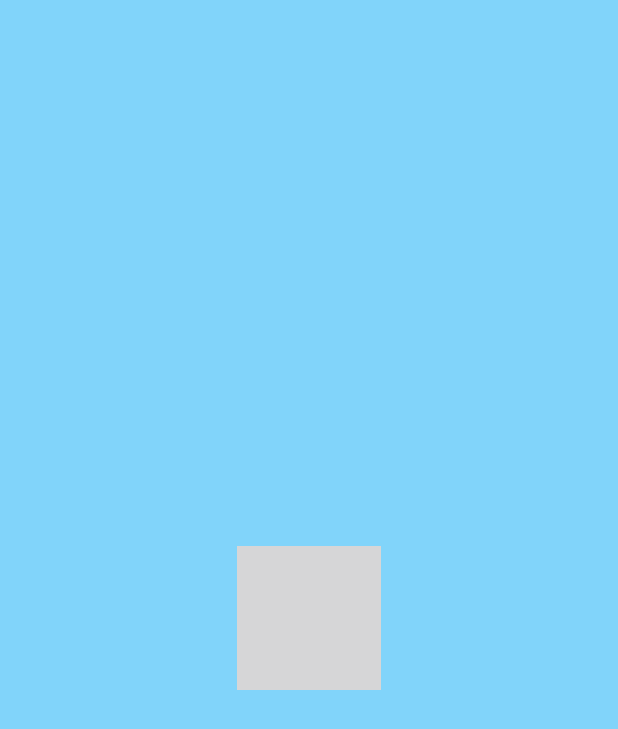
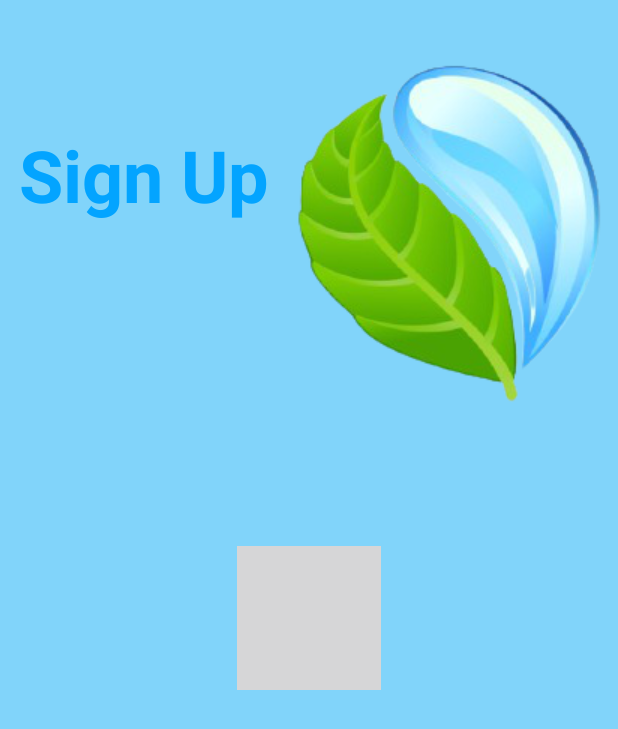
Before and after one commit to RahafJ/BeGoodProjectFinal, an Android app: the layout sign_up.xml on its own in the app's theme, with its tools: preview values and no code run, on a phone screen of 412 x 824 dp. Shown: the top 729 px of the screen. Run offline under Robolectric (Android 15) with nearby library versions, the phone set to English and light mode, and no system bars; Roboto replaces fonts that are not available here.

```diff
--- a/app/src/main/res/layout/sign_up.xml
+++ b/app/src/main/res/layout/sign_up.xml
@@ -1,6 +1,32 @@
 <?xml version="1.0" encoding="utf-8"?>
 <androidx.constraintlayout.widget.ConstraintLayout xmlns:android="http://schemas.android.com/apk/res/android"
+    xmlns:app="http://schemas.android.com/apk/res-auto"
+    android:id="@+id/tvSignUp"
     android:layout_width="match_parent"
     android:layout_height="match_parent">
 
+    <TextView
+        android:id="@+id/textView2"
+        android:layout_width="wrap_content"
+        android:layout_height="wrap_content"
+        android:layout_marginStart="4dp"
+        android:layout_marginLeft="4dp"
+        android:layout_marginTop="84dp"
+        android:autoText="false"
+        android:text="@string/SignUp"
+        android:textColor="#03A4FF"
+        android:textSize="48sp"
+        android:textStyle="bold"
+        app:layout_constraintEnd_toStartOf="@+id/imageView"
+        app:layout_constraintStart_toStartOf="parent"
+        app:layout_constraintTop_toTopOf="parent" />
+
+    <ImageView
+        android:id="@+id/imageView"
+        android:layout_width="wrap_content"
+        android:layout_height="wrap_content"
+        android:layout_marginTop="32dp"
+        app:layout_constraintEnd_toEndOf="parent"
+        app:layout_constraintTop_toTopOf="parent"
+        app:srcCompat="@drawable/dropwater_finalone" />
 </androidx.constraintlayout.widget.ConstraintLayout>
--- a/app/src/main/res/values/strings.xml
+++ b/app/src/main/res/values/strings.xml
@@ -6,4 +6,5 @@
     <string name="forgetPassword">Forget Password</string>
     <string name="dontHaveAccount">Don\'t have account</string>
     <string name="SignUp">Sign Up</string>
+
 </resources>
```
